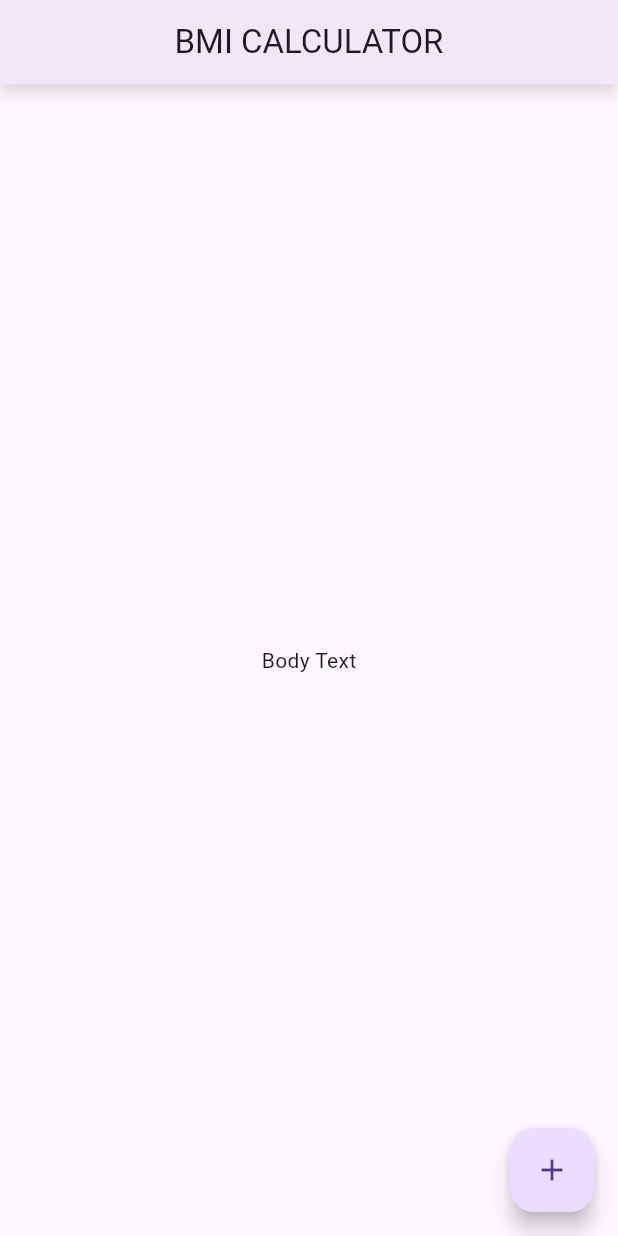
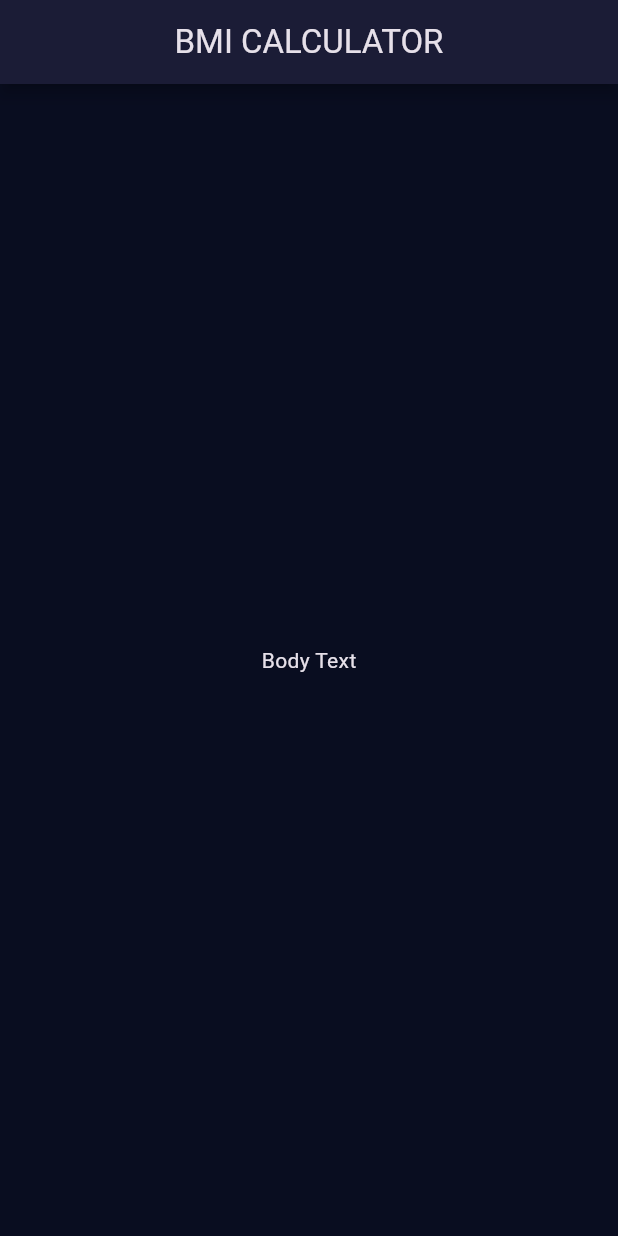
Before and after one commit to ramanaa77/flutter-learning-bootcamp, a Flutter app: the screen it shows after launch, on a phone screen of 412 x 824 dp. Run offline on Flutter 3.47's test engine with Material 3 defaults, Android fonts, the phone set to English and light mode, and no system bars; our stand-ins replace audioplayers, rflutter_alert.

Commit message:
Used theme and seperated input_page

```diff
--- /dev/null
+++ b/bmi-calculator/lib/input_page.dart
@@ -0,0 +1,19 @@
+import 'package:flutter/material.dart';
+
+
+class InputPage extends StatefulWidget {
+  const InputPage({super.key});
+
+  @override
+  State<InputPage> createState() => _InputPageState();
+}
+
+class _InputPageState extends State<InputPage> {
+  @override
+  Widget build(BuildContext context) {
+    return Scaffold(
+      appBar: AppBar(title: Text('BMI CALCULATOR')),
+      body: Center(child: Text('Body Text')),
+    );
+  }
+}
--- a/bmi-calculator/lib/main.dart
+++ b/bmi-calculator/lib/main.dart
@@ -1,4 +1,5 @@
 import 'package:flutter/material.dart';
+import 'input_page.dart';
 
 void main() => runApp(BMICalculator());
 
@@ -8,34 +9,16 @@
   @override
   Widget build(BuildContext context) {
     return MaterialApp(
+      theme: ThemeData.dark().copyWith(
+        appBarTheme: AppBarTheme(
+          backgroundColor: Color(0xFF090C22),
+          elevation: 4,
+          centerTitle: true,
+          shadowColor: Colors.black,
+        ),
+        scaffoldBackgroundColor: Color(0xff090d20),
+      ),
       home: InputPage(),
     );
   }
 }
-
-class InputPage extends StatefulWidget {
-  const InputPage({super.key});
-
-  @override
-  State<InputPage> createState() => _InputPageState();
-}
-
-class _InputPageState extends State<InputPage> {
-  @override
-  Widget build(BuildContext context) {
-    return Scaffold(
-      appBar: AppBar(
-        title: Center(child: Text('BMI CALCULATOR')),
-        elevation: 4,
-        shadowColor: Colors.black.withOpacity(0.5),
-      ),
-      body: Center(
-        child: Text('Body Text'),
-      ),
-      floatingActionButton: FloatingActionButton(
-        onPressed: () {  },
-        child: Icon(Icons.add),
-      ),
-    );
-  }
-}
```
